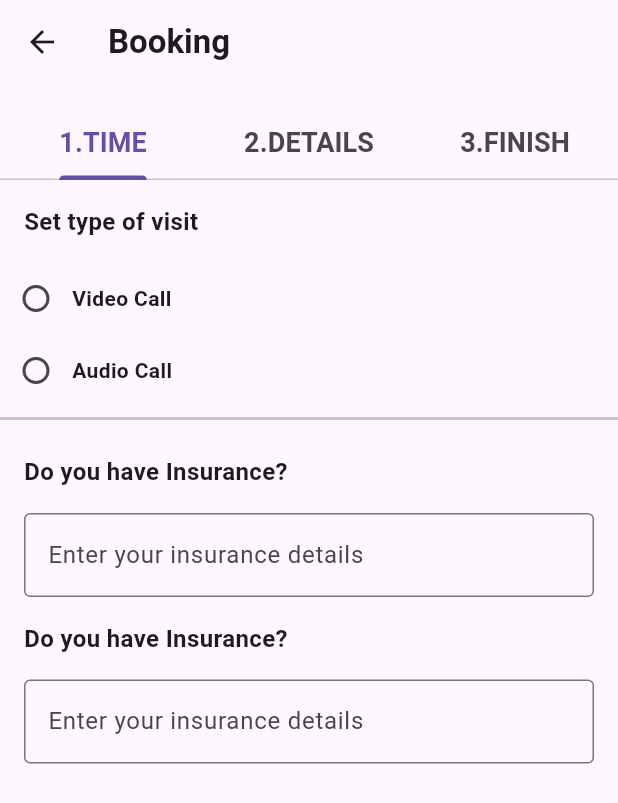
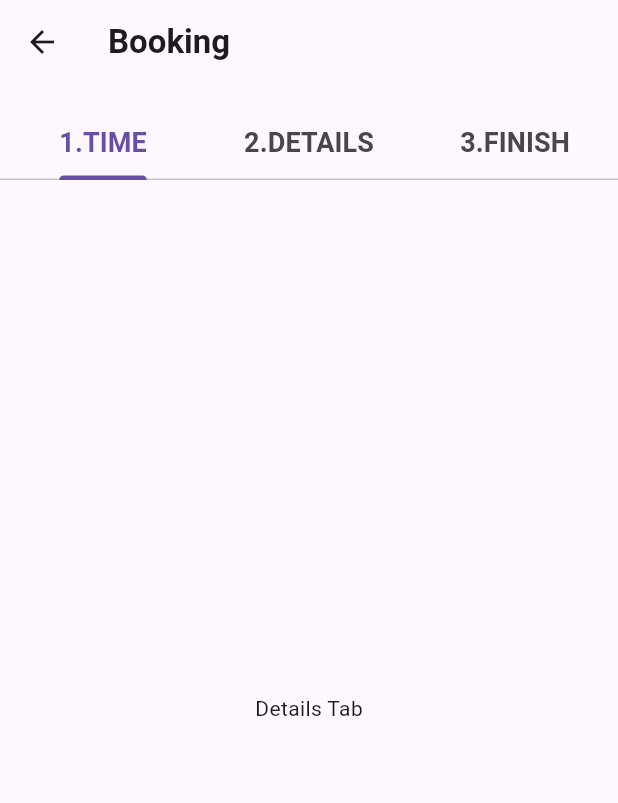
Before and after one commit to Kanishka714/my-digital-clinic-, a Flutter app: the BookingPage screen opened directly, on a phone screen of 412 x 824 dp. Shown: the top 803 px of the screen. Run offline on Flutter 3.47's test engine with Material 3 defaults, Android fonts, the light colour scheme and no system bars; our stand-ins replace font_awesome_flutter, google_nav_bar.

Commit message:
New HomePage code

```diff
--- a/lib/Content/booking.dart
+++ b/lib/Content/booking.dart
@@ -10,6 +10,7 @@ class BookingPage extends StatefulWidget {
 class _BookingPageState extends State<BookingPage> {
   bool _type1Checked = false;
   bool _type2Checked = false;
+  String? _selectedInsuranceOption = "Select one";
 
   @override
   Widget build(BuildContext context) {
@@ -50,92 +51,9 @@ class _BookingPageState extends State<BookingPage> {
         ),
         body: TabBarView(
           children: [
-            Column(
-              crossAxisAlignment: CrossAxisAlignment.start,
-              children: [
-                Padding(
-                  padding: const EdgeInsets.all(16.0),
-                  child: Text(
-                    "Set type of visit",
-                    style: TextStyle(fontSize: 16, fontWeight: FontWeight.bold),
-                  ),
-                ),
-                Row(
-                  mainAxisAlignment: MainAxisAlignment.start,
-                  children: [
-                    Checkbox(
-                      value: _type1Checked,
-                      shape: RoundedRectangleBorder(
-                        borderRadius: BorderRadius.circular(20),
-                      ),
-                      onChanged: (bool? value) {
-                        setState(() {
-                          _type1Checked = value ?? false;
-                        });
-                      },
-                    ),
-                    Text(
-                      "Video Call",
-                      style: TextStyle(fontWeight: FontWeight.bold),
-                    ),
-                  ],
-                ),
-                Row(
-                  mainAxisAlignment: MainAxisAlignment.start,
-                  children: [
-                    Checkbox(
-                      value: _type2Checked,
-                      shape: RoundedRectangleBorder(
-                        borderRadius: BorderRadius.circular(20),
-                      ),
-                      onChanged: (bool? value) {
-                        setState(() {
-                          _type2Checked = value ?? false;
-                        });
-                      },
-                    ),
-                    Text(
-                      "Audio Call",
-                      style: TextStyle(fontWeight: FontWeight.bold),
-                    ),
-                  ],
-                ),
-                Divider(thickness: 2),
-                Padding(
-                  padding: const EdgeInsets.all(16.0),
-                  child: Text(
-                    "Do you have Insurance?",
-                    style: TextStyle(fontSize: 16, fontWeight: FontWeight.bold),
-                  ),
-                ),
-                Padding(
-                  padding: const EdgeInsets.symmetric(horizontal: 16.0),
-                  child: TextField(
-                    decoration: InputDecoration(
-                      hintText: "Enter your insurance details",
-                      border: OutlineInputBorder(), // Adding border
-                    ),
-                  ),
-                ),
-
-                Padding(
-                  padding: const EdgeInsets.all(16.0),
-                  child: Text(
-                    "Do you have Insurance?",
-                    style: TextStyle(fontSize: 16, fontWeight: FontWeight.bold),
-                  ),
-                ),
-                Padding(
-                  padding: const EdgeInsets.symmetric(horizontal: 16.0),
-                  child: TextField(
-                    decoration: InputDecoration(
-                      hintText: "Enter your insurance details",
-                      border: OutlineInputBorder(), // Adding border
-                    ),
-                  ),
-                ),
-              ],
-            ),
+            Center(child: Text("Details Tab")),
+            Center(child: Text("Finish Tab")),
+            Center(child: Text("Finish Tab")),
           ],
         ),
       ),
--- a/lib/Content/home_page.dart
+++ b/lib/Content/home_page.dart
@@ -9,11 +9,15 @@ class HomePage extends StatelessWidget {
   @override
   Widget build(BuildContext context) {
     final height = MediaQuery.of(context).size.height;
-    final width = MediaQuery.of(context).size.width;
+    //final width = MediaQuery.of(context).size.width;
     final blueHeight = height * 1 / 5; // Height for blue color
 
     return Scaffold(
       body: Column(
+        children: [
+          Expanded(
+            child: SingleChildScrollView(
+              child: Column(
                 children: [
                   Container(
                     height: blueHeight,
@@ -37,7 +41,8 @@ class HomePage extends StatelessWidget {
                           ),
                         ),
                         Padding(
-                  padding: const EdgeInsets.only(left: 16.0, right: 16.0, bottom: 16.0, top: 0.0),
+                          padding: const EdgeInsets.only(
+                              left: 16.0, right: 16.0, bottom: 16.0, top: 0.0),
                           child: TextField(
                             decoration: InputDecoration(
                               hintText: 'Search for Doctors, Clinics ...',
@@ -65,7 +70,7 @@ class HomePage extends StatelessWidget {
                     ),
                   ),
                   Padding(
-            padding: const EdgeInsets.only(left: 10.0, bottom: 10.0, top: 15),
+                    padding: const EdgeInsets.only(left: 10.0, bottom: 10.0, top: 20),
                     child: Row(
                       children: [
                         Text(
@@ -80,7 +85,6 @@ class HomePage extends StatelessWidget {
                     ),
                   ),
                   SizedBox(height: 10),
-
                   Column(
                     children: [
                       Row(
@@ -98,7 +102,7 @@ class HomePage extends StatelessWidget {
                               ),
                               boxShadow: [
                                 BoxShadow(
-                          color: Colors.grey.withOpacity(0.5), // Set a subtle gray color with reduced opacity
+                                  color: Colors.grey.withOpacity(0.3), // Set a subtle gray color with reduced opacity
                                   spreadRadius: 5,
                                   blurRadius: 7,
                                   offset: Offset(0, 3),
@@ -127,7 +131,7 @@ class HomePage extends StatelessWidget {
                               ),
                               boxShadow: [
                                 BoxShadow(
-                          color: Colors.grey.withOpacity(0.5), // Set a subtle gray color with reduced opacity
+                                  color: Colors.grey.withOpacity(0.3), // Set a subtle gray color with reduced opacity
                                   spreadRadius: 5,
                                   blurRadius: 7,
                                   offset: Offset(0, 3),
@@ -156,7 +160,7 @@ class HomePage extends StatelessWidget {
                               ),
                               boxShadow: [
                                 BoxShadow(
-                          color: Colors.grey.withOpacity(0.5), // Set a subtle gray color with reduced opacity
+                                  color: Colors.grey.withOpacity(0.3), // Set a subtle gray color with reduced opacity
                                   spreadRadius: 5,
                                   blurRadius: 7,
                                   offset: Offset(0, 3),
@@ -190,7 +194,7 @@ class HomePage extends StatelessWidget {
                               ),
                               boxShadow: [
                                 BoxShadow(
-                          color: Colors.grey.withOpacity(0.5), // Set a subtle gray color with reduced opacity
+                                  color: Colors.grey.withOpacity(0.3), // Set a subtle gray color with reduced opacity
                                   spreadRadius: 5,
                                   blurRadius: 7,
                                   offset: Offset(0, 3),
@@ -219,7 +223,7 @@ class HomePage extends StatelessWidget {
                               ),
                               boxShadow: [
                                 BoxShadow(
-                          color: Colors.grey.withOpacity(0.5), // Set a subtle gray color with reduced opacity
+                                  color: Colors.grey.withOpacity(0.3), // Set a subtle gray color with reduced opacity
                                   spreadRadius: 5,
                                   blurRadius: 7,
                                   offset: Offset(0, 3),
@@ -248,7 +252,7 @@ class HomePage extends StatelessWidget {
                               ),
                               boxShadow: [
                                 BoxShadow(
-                          color: Colors.grey.withOpacity(0.5), // Set a subtle gray color with reduced opacity
+                                  color: Colors.grey.withOpacity(0.3), // Set a subtle gray color with reduced opacity
                                   spreadRadius: 5,
                                   blurRadius: 7,
                                   offset: Offset(0, 3),
@@ -266,21 +270,19 @@ class HomePage extends StatelessWidget {
                           ),
                         ],
                       ),
-
                       Padding(
-                padding: const EdgeInsets.only(left: 15.0, top: 20.0,bottom: 15.0),
+                        padding: const EdgeInsets.only(left: 15.0, top: 30.0, bottom: 15.0),
                         child: Row(
                           children: [
                             Text(
                               "Hot Themes",
-                      style: TextStyle(fontWeight: FontWeight.bold,fontSize: 20),
+                              style: TextStyle(
+                                  fontWeight: FontWeight.bold, fontSize: 20),
                             ),
                           ],
                         ),
                       ),
-
                       SizedBox(height: 10,),
-
                       SingleChildScrollView(
                         scrollDirection: Axis.horizontal,
                         child: Row(
@@ -306,7 +308,11 @@ class HomePage extends StatelessWidget {
                   ),
                 ],
               ),
-      bottomNavigationBar: BottomNavBar(), // Correctly placed bottom navigation bar
+            ),
+          ),
+          BottomNavBar(), // Correctly placed bottom navigation bar
+        ],
+      ),
     );
   }
 }
--- a/lib/main.dart
+++ b/lib/main.dart
@@ -28,7 +28,7 @@ class MyApp extends StatelessWidget {
   Widget build(BuildContext context) {
     return MaterialApp(
       debugShowCheckedModeBanner: false,
-      home: HomePage(),
+      home: BookingPage(),
     );
   }
 }
```
Lines whose indentation alone changed are shown as unchanged.
